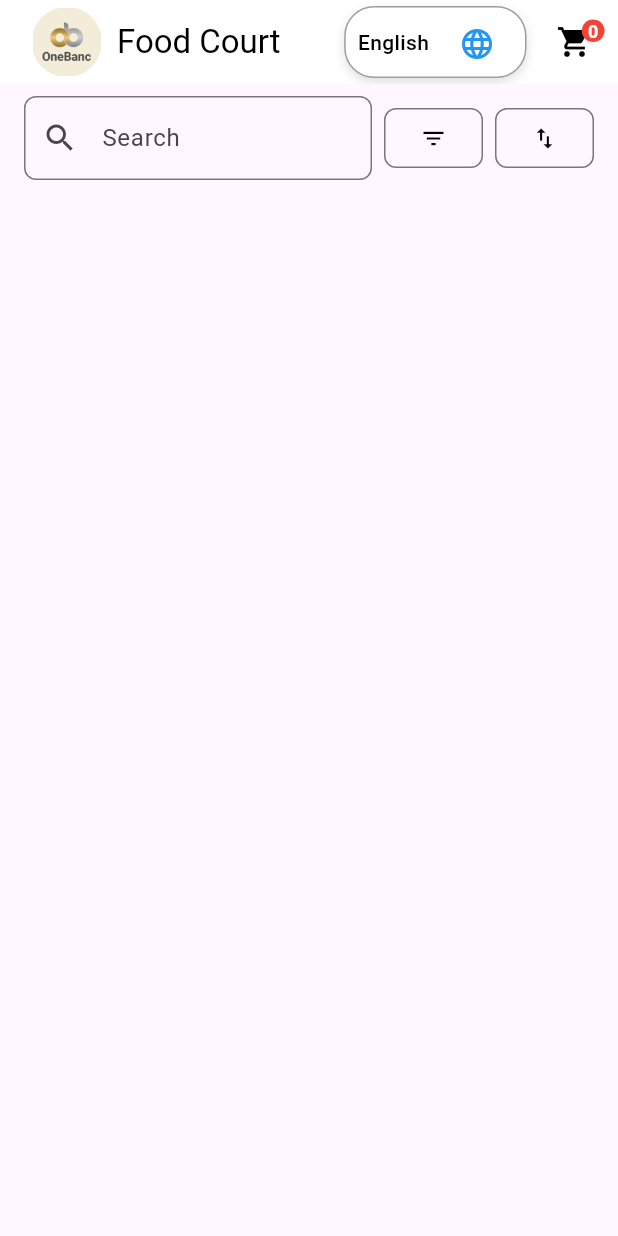
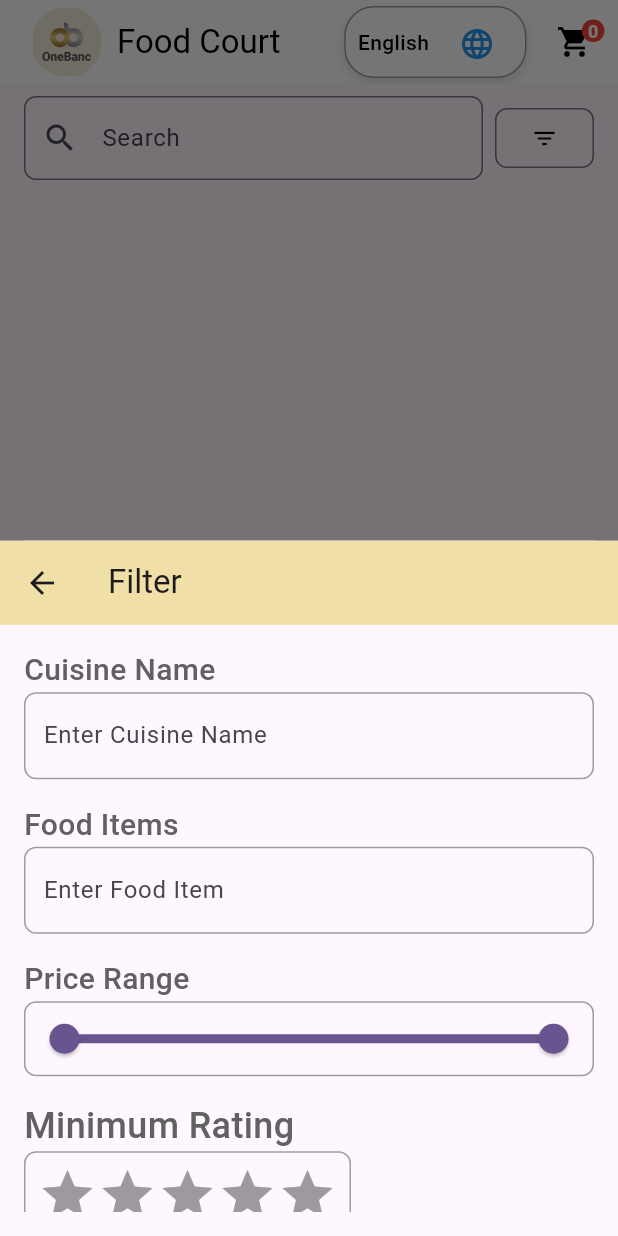
Before and after one commit to Debdaru07/one_banc_PHE_food_cart, a Flutter app: the screen it shows after launch, after a tap on the "filter list" icon, on a phone screen of 412 x 824 dp. Run offline on Flutter 3.47's test engine with Material 3 defaults, Android fonts, the phone set to English and light mode, and no system bars; drawn by our look-alikes of flutter_rating_bar; network calls fail.

Commit message:
filter UI is made.

```diff
--- /dev/null
+++ b/lib/view/food_filter_page.dart
@@ -0,0 +1,214 @@
+import 'package:flutter/material.dart';
+import 'package:flutter_rating_bar/flutter_rating_bar.dart';
+
+// Reusable Text Field Widget Function with Border
+Widget textFieldInput({
+  required String label,
+  required TextEditingController controller,
+  required String hintText,
+}) {
+  return Column(
+    crossAxisAlignment: CrossAxisAlignment.start,
+    children: [
+      Text(
+        label,
+        style: TextStyle(fontWeight: FontWeight.w500, fontSize: 20, color: Colors.grey[700]),
+      ),
+      Container(
+        decoration: BoxDecoration(
+          border: Border.all(color: Colors.grey[500]!, width: 1), // Grey border
+          borderRadius: BorderRadius.circular(8),
+        ),
+        child: TextField(
+          controller: controller,
+          decoration: InputDecoration(
+            hintText: hintText,
+            border: InputBorder.none, // Remove default border
+            contentPadding: EdgeInsets.symmetric(horizontal: 12, vertical: 16),
+          ),
+        ),
+      ),
+      SizedBox(height: 16),
+    ],
+  );
+}
+
+// Reusable Range Slider Widget Function with Border
+Widget rangeSliderInput({
+  required String label,
+  required double minPrice,
+  required double maxPrice,
+  required ValueChanged<RangeValues> onChanged,
+}) {
+  return Column(
+    crossAxisAlignment: CrossAxisAlignment.start,
+    children: [
+      Text(
+        label,
+        style: TextStyle(fontWeight: FontWeight.w500, fontSize: 20, color: Colors.grey[700]),
+      ),
+      Container(
+        decoration: BoxDecoration(
+          border: Border.all(color: Colors.grey[500]!, width: 1), // Grey border
+          borderRadius: BorderRadius.circular(8),
+        ),
+        child: RangeSlider(
+          values: RangeValues(minPrice, maxPrice),
+          min: 0,
+          max: 1000,
+          divisions: 100,
+          labels: RangeLabels(
+            minPrice.toString(),
+            maxPrice.toString(),
+          ),
+          onChanged: onChanged,
+        ),
+      ),
+      SizedBox(height: 16),
+    ],
+  );
+}
+
+// Reusable Rating Stars Widget Function with Border
+Widget ratingInput({
+  required String label,
+  required double initialRating,
+  required ValueChanged<double> onRatingUpdate,
+}) {
+  return Column(
+    crossAxisAlignment: CrossAxisAlignment.start,
+    children: [
+      Text(
+        label,
+        style: TextStyle(fontWeight: FontWeight.w500, fontSize: 24, color: Colors.grey[700]),
+      ),
+      Container(
+        decoration: BoxDecoration(
+          border: Border.all(color: Colors.grey[500]!, width: 1), // Grey border
+          borderRadius: BorderRadius.circular(8),
+        ),
+        padding: const EdgeInsets.all(8),
+        child: RatingBar.builder(
+          initialRating: initialRating,
+          minRating: 0,
+          itemSize: 40,
+          allowHalfRating: true,
+          itemCount: 5,
+          itemBuilder: (context, _) => Icon(
+            Icons.star,
+            color: Colors.amber,
+          ),
+          onRatingUpdate: onRatingUpdate,
+        ),
+      ),
+      SizedBox(height: 16),
+    ],
+  );
+}
+
+// Main Filter Page Stateful Widget
+class FilterPage extends StatefulWidget {
+  final Function(Map<String, dynamic>) onApplyFilter;
+
+  const FilterPage({Key? key, required this.onApplyFilter}) : super(key: key);
+
+  @override
+  _FilterPageState createState() => _FilterPageState();
+}
+
+class _FilterPageState extends State<FilterPage> {
+  TextEditingController _cuisineController = TextEditingController();
+  TextEditingController _foodItemController = TextEditingController();
+  double _minPrice = 0;
+  double _maxPrice = 1000;
+  double _rating = 0;
+
+  // Function to handle Apply filter
+  void _applyFilter() {
+    Map<String, dynamic> filterData = {
+      'cuisine_name': _cuisineController.text,
+      'food_items': _foodItemController.text,
+      'price_range': {'min': _minPrice, 'max': _maxPrice},
+      'rating': _rating,
+    };
+
+    // Call the onApplyFilter function from parent with the filter data
+    widget.onApplyFilter(filterData);
+  }
+
+  @override
+  Widget build(BuildContext context) {
+    return Scaffold(
+      appBar: AppBar(
+        title: Text("Filter"),
+        backgroundColor: const Color.fromARGB(255, 241, 223, 168),
+      ),
+      body: Padding(
+        padding: const EdgeInsets.all(16.0),
+        child: SingleChildScrollView(
+          child: Column(
+            crossAxisAlignment: CrossAxisAlignment.start,
+            children: [
+              // Use widget functions for each field
+              textFieldInput(
+                label: "Cuisine Name",
+                controller: _cuisineController,
+                hintText: "Enter Cuisine Name",
+              ),
+              textFieldInput(
+                label: "Food Items",
+                controller: _foodItemController,
+                hintText: "Enter Food Item",
+              ),
+              rangeSliderInput(
+                label: "Price Range",
+                minPrice: _minPrice,
+                maxPrice: _maxPrice,
+                onChanged: (values) {
+                  setState(() {
+                    _minPrice = values.start;
+                    _maxPrice = values.end;
+                  });
+                },
+              ),
+              ratingInput(
+                label: "Minimum Rating",
+                initialRating: _rating,
+                onRatingUpdate: (rating) {
+                  setState(() {
+                    _rating = rating;
+                  });
+                },
+              ),
+              SizedBox(height: 16),
+              // Apply Filter Button
+              Row(
+                mainAxisAlignment: MainAxisAlignment.spaceAround,
+                children: [
+                  ElevatedButton(
+                    onPressed: () {
+
+                    },
+                    child: Text("Reset", style: TextStyle(color: Colors.white,fontSize: 20,),),
+                    style: ElevatedButton.styleFrom(
+                      backgroundColor: Colors.grey[500],
+                      padding: EdgeInsets.symmetric(horizontal: 30, vertical: 12),
+                    ),
+                  ),
+                  ElevatedButton(
+                    onPressed: _applyFilter,
+                    child: Text("Apply", style: TextStyle(color: Colors.white,fontSize: 20,),),
+                    style: ElevatedButton.styleFrom(
+                      backgroundColor: Colors.blue,
+                      padding: EdgeInsets.symmetric(horizontal: 30, vertical: 12),
+                    ),
+                  ),
+                ],
+              ),
+            ],
+          ),
+        ),
+      ),
+    );
+  }
+}
--- a/lib/view/food_search_menu.dart
+++ b/lib/view/food_search_menu.dart
@@ -8,6 +8,7 @@ import '../model/request_models/item_list_request_body_model.dart';
 import '../model/response_models/item_list_model.dart';
 import '../service/common_post_api_handler.dart';
 import '../view_model/item_fetch_vm.dart';
+import 'food_filter_page.dart';
 import 'helper_widget.dart';
 import 'lanugage_selector.dart';
 import 'order_summary.dart';
@@ -80,29 +81,38 @@ class _FoodDeliveryListingState extends State<FoodDeliveryListing> {
                       SearchScreen(),
                       SizedBox(width: 8),
                       OutlinedButton(
-                        onPressed: () {
+                        onPressed: () async {
                           log('Filter button pressed');
+                          // FilterPage
+                          var result = await showModalBottomSheet(
+                            context: context,
+                            shape: const RoundedRectangleBorder(borderRadius: BorderRadius.vertical(top: Radius.circular(16))),
+                            builder: (context) => FractionallySizedBox(
+                              heightFactor: 1,
+                              child: FilterPage(onApplyFilter: (p0) {},)
+                            ),
+                          );
                         },
                         style: OutlinedButton.styleFrom(shape: RoundedRectangleBorder(borderRadius: BorderRadius.circular(8.0))),
                         child: Icon(Icons.filter_list,color: Colors.black),
                       ),
-                      SizedBox(width: 8),
-                      // Sort Button
-                      OutlinedButton(
-                        onPressed: () {
-                          // Handle sort button functionality
-                          log('Sort button pressed');
-                        },
-                        style: OutlinedButton.styleFrom(
-                          shape: RoundedRectangleBorder(
-                            borderRadius: BorderRadius.circular(8.0),
-                          ),
-                        ),
-                        child: Icon(
-                          Icons.swap_vert,
-                          color: Colors.black, // Adjust the icon color if needed
-                        ),
-                      ),
+                      // SizedBox(width: 8),
+                      // // Sort Button
+                      // OutlinedButton(
+                      //   onPressed: () {
+                      //     // Handle sort button functionality
+                      //     log('Sort button pressed');
+                      //   },
+                      //   style: OutlinedButton.styleFrom(
+                      //     shape: RoundedRectangleBorder(
+                      //       borderRadius: BorderRadius.circular(8.0),
+                      //     ),
+                      //   ),
+                      //   child: Icon(
+                      //     Icons.swap_vert,
+                      //     color: Colors.black, // Adjust the icon color if needed
+                      //   ),
+                      // ),
                     ],
                   ),
                 ),
```
